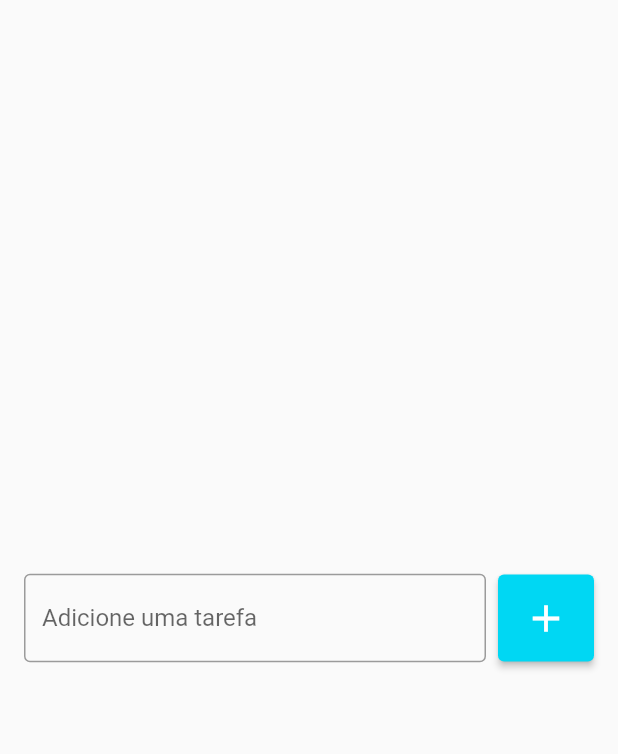
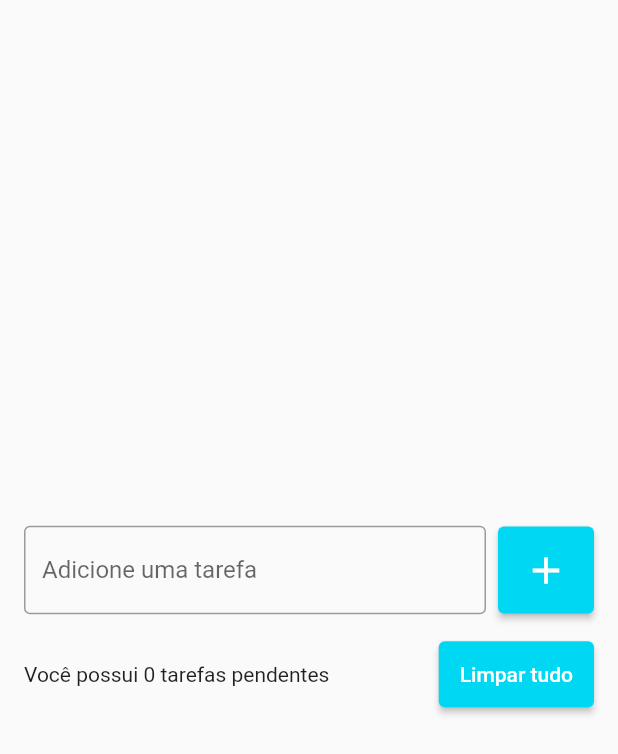
Before and after one commit to mateusopaiva/todo_list, a Flutter app: the screen it shows after launch, on a phone screen of 412 x 824 dp. Shown: the top 754 px of the screen. Run offline on Flutter 3.47's test engine with Material 2 defaults, Android fonts, the phone set to English and light mode, and no system bars.

Commit message:
Botao de Limpar Tudo

```diff
--- a/lib/pages/todo_list_page.dart
+++ b/lib/pages/todo_list_page.dart
@@ -9,7 +9,10 @@ class TodoListPage extends StatelessWidget {
       body: Center(
         child: Padding(
           padding: const EdgeInsets.symmetric(horizontal: 16),
-          child: Row(
+          child: Column(
+            mainAxisSize: MainAxisSize.min,
+            children: [
+              Row(
                 children: [
                   Expanded(
                     child: TextField(
@@ -34,6 +37,29 @@ class TodoListPage extends StatelessWidget {
                   ),
                 ],
               ),
+              SizedBox(height: 16),
+              Row(
+                children: [
+                  Expanded(
+                    child: Text(
+                      'Você possui 0 tarefas pendentes',
+                    ),
+                  ),
+                  SizedBox(width: 8),
+                  ElevatedButton(
+                    onPressed: () {},
+                    style: ElevatedButton.styleFrom(
+                      primary: Color(0xff00d7f3),
+                      padding: EdgeInsets.all(14),
+                    ),
+                    child: Text(
+                      'Limpar tudo',
+                    ),
+                  )
+                ],
+              ),
+            ],
+          ),
         ),
       ),
     );
```
Lines whose indentation alone changed are shown as unchanged.
